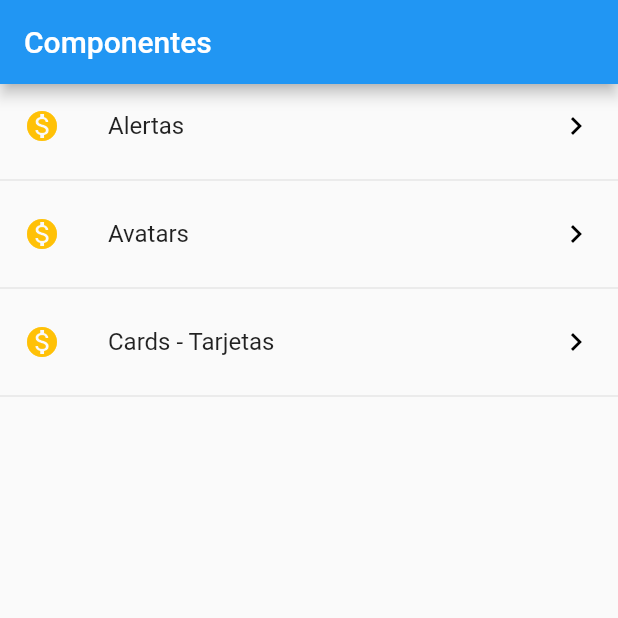
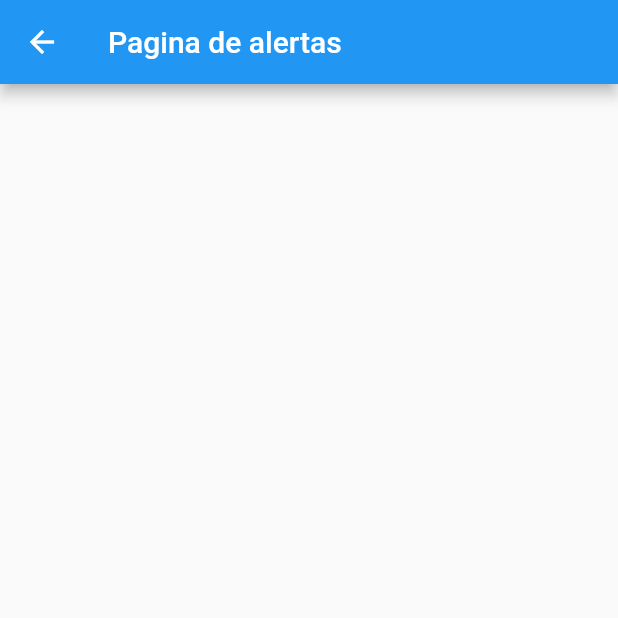
Before and after one commit to agustinmacia/componentes-flutter, a Flutter app: the screen it shows after launch, after a tap on "Alertas", on a phone screen of 412 x 824 dp, the top half of it. Run offline on Flutter 3.47's test engine with Material 2 defaults, Android fonts, the phone set to English and light mode, and no system bars.

Commit message:
Route a alert_page

```diff
--- /dev/null
+++ b/lib/src/pages/alert_page.dart
@@ -0,0 +1,12 @@
+import 'package:flutter/material.dart';
+
+class AlertPage extends StatelessWidget {
+  @override
+  Widget build(BuildContext context) {
+    return Scaffold(
+      appBar: AppBar(
+        title: Text('Pagina de alertas'),
+      ),
+    );
+  }
+}
--- a/lib/src/pages/home_page.dart
+++ b/lib/src/pages/home_page.dart
@@ -1,4 +1,6 @@
+import 'package:Componentes/src/pages/alert_page.dart';
 import 'package:Componentes/src/providers/menu_provider.dart';
+import 'package:Componentes/src/utils/icon_string_util.dart';
 import 'package:flutter/material.dart';
 
 
@@ -26,7 +28,7 @@ class HomePage extends StatelessWidget {
       builder: (BuildContext context, AsyncSnapshot<List<dynamic>> snapshot){
 
         return ListView(
-          children: _listaDeItems(snapshot.data),
+          children: _listaDeItems(snapshot.data, context),
         );
 
       },
@@ -34,7 +36,7 @@ class HomePage extends StatelessWidget {
 
   }
 
-  List<Widget> _listaDeItems(List<dynamic> dataList) {
+  List<Widget> _listaDeItems(List<dynamic> dataList, BuildContext context) {
 
     final List<Widget> opciones = [];
 
@@ -42,9 +44,18 @@ class HomePage extends StatelessWidget {
 
       final widgetTemp = ListTile(
         title: Text(opcion['texto']),
-        leading: Icon(Icons.monetization_on, color: Colors.amber),
+        leading: getIcon(opcion['icon']),
         trailing: Icon(Icons.keyboard_arrow_right, color: Colors.black),
         onTap: () {
+
+          final route = MaterialPageRoute(
+            builder: (context) {
+              return AlertPage();
+            }
+          );
+          Navigator.push(context, route);
+
+
 
         },
       );
--- /dev/null
+++ b/lib/src/utils/icon_string_util.dart
@@ -0,0 +1,13 @@
+import 'package:flutter/material.dart';
+
+final _icons = <String, IconData> {
+
+  'add_alert': Icons.add_alert,
+  'accessibility': Icons.accessibility,
+  'folder_open': Icons.folder_open,
+
+};
+
+Icon getIcon (String nombreIcono) {
+  return Icon(_icons[nombreIcono], color: Colors.red);
+}
```
Also changed, not shown: lib/src/pages/avatar_page.dart (added, +12 -0 lines).
